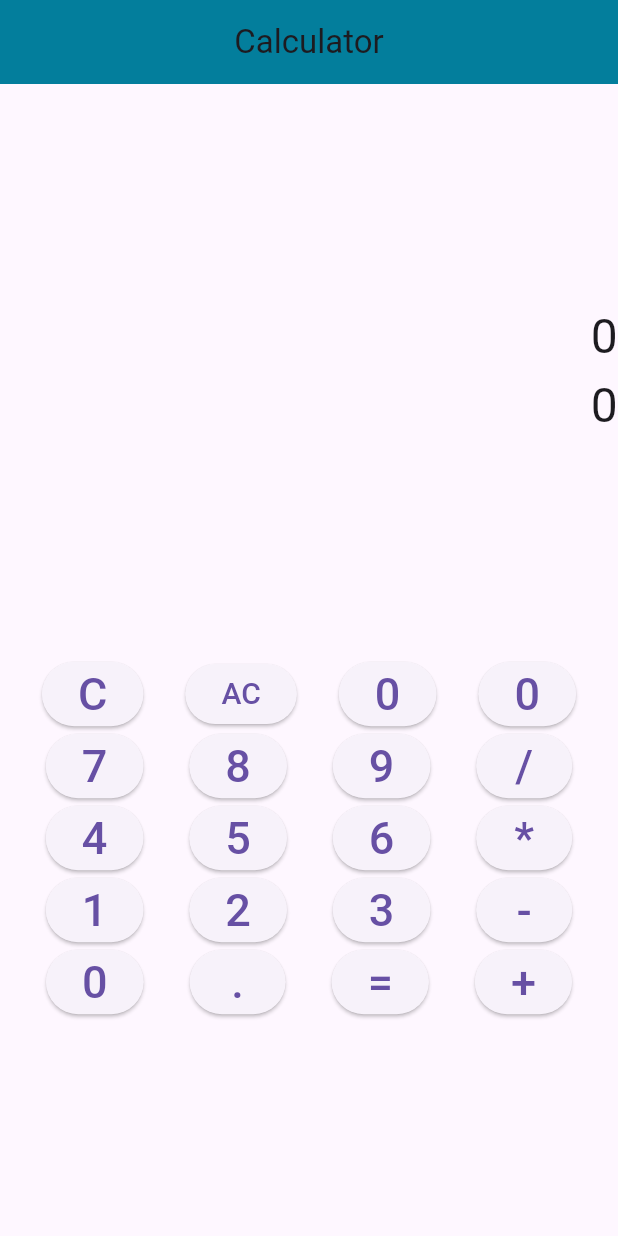
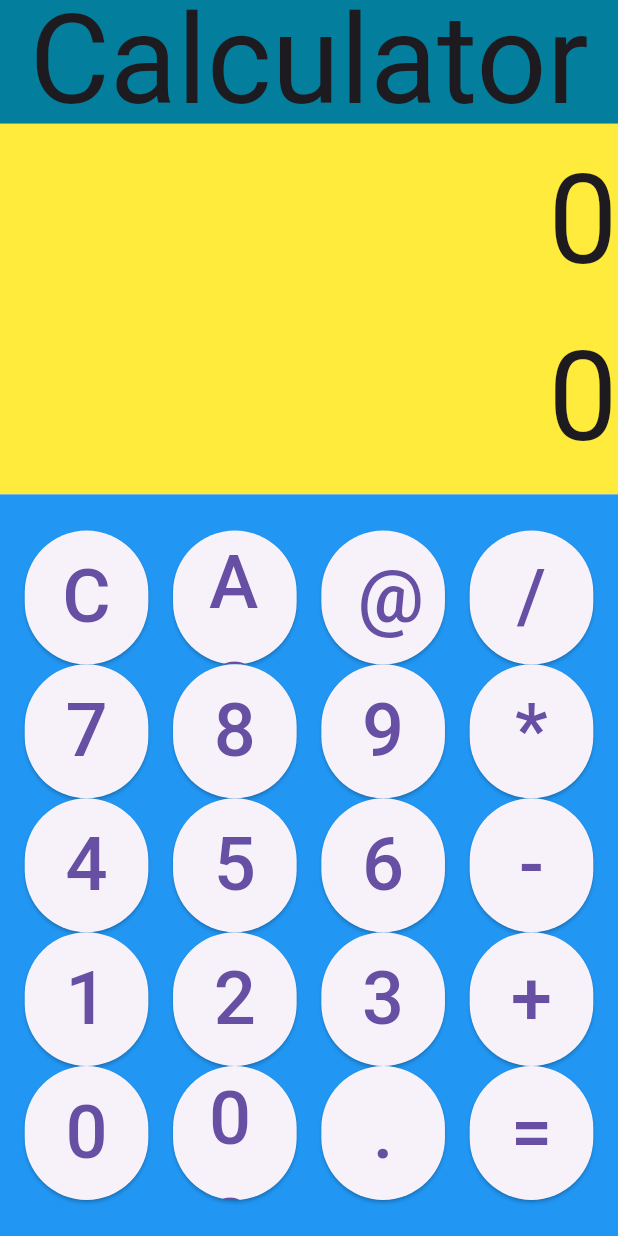
Before and after one commit to Gersho/MobileModule00, a Flutter app: the screen it shows after launch, on a phone screen of 412 x 824 dp. Run offline on Flutter 3.47's test engine with Material 3 defaults, Android fonts, the phone set to English and light mode, and no system bars.

Commit message:
calc skin OK

```diff
--- a/ex02/lib/main.dart
+++ b/ex02/lib/main.dart
@@ -3,158 +3,149 @@ import 'package:flutter/material.dart';
 void main() => runApp(const MyApp());
 
 class MyApp extends StatelessWidget {
-  const MyApp({ super.key });
+  const MyApp({super.key});
   @override
   Widget build(BuildContext context) {
     return const MaterialApp(
       home: CalcApp(),
-
     );
   }
 }
 
-class CalcApp extends StatelessWidget
-{
+
+
+class CalcApp extends StatelessWidget {
   const CalcApp({super.key});
   @override
   Widget build(BuildContext context) {
+
+
+    Size size = MediaQuery.of(context).size;
+
     return Scaffold(
-
         appBar: AppBar(
-        title: const Text("Calculator"),
+          title: Text("Calculator",maxLines: 1,style:  TextStyle(
+                fontSize: size.height * 0.1,
+              )),
           backgroundColor: Color.fromARGB(255, 3, 126, 156),
           centerTitle: true,
+          toolbarHeight: size.height * 0.1,
         ),
-      body: const Column (
+        body: Column(
           mainAxisAlignment: MainAxisAlignment.spaceEvenly,
-        children: [
-          CalcDisplay(),
-          CalcPad()
+          children: [CalcDisplay(),
+
+                     Container(
+
+
+                             color: Colors.blue,
+      height: size.height * 0.60,
+      width: size.width,
+
+                     child: CalcPad())
                     ],
-      )
-    );
+        ));
   }
 }
 
-class CalcPad extends StatelessWidget
-{
+
+class CalcButton extends StatelessWidget {
+  final String btn;
+
+  const CalcButton({
+    required this.btn,
+  });
+
+
+  void displayPressed(String val) {
+    debugPrint(val);
+  }
+
+
+
+  @override
+  Widget build(BuildContext context) {
+
+      Size size = MediaQuery.of(context).size;
+
+
+
+  return  SizedBox(
+  width: size.width / 5,
+  height: (size.height * 0.65) / 6,
+  child: ElevatedButton(
+                  onPressed: () { displayPressed(btn); },
+                  child:  Text(btn, style: TextStyle( fontSize: size.height * 0.06, )),
+                  )
+);
+
+  }
+}
+
+class CalcPad extends StatelessWidget {
   const CalcPad({super.key});
 
-  void displayPressed(String val)
-  {
+  void displayPressed(String val) {
     debugPrint(val);
   }
 
   @override
   Widget build(BuildContext context) {
-
     return Column(
       mainAxisAlignment: MainAxisAlignment.center,
       children: [
-
-
-
         Row(
           mainAxisAlignment: MainAxisAlignment.spaceEvenly,
           children: [
-                  ElevatedButton(  onPressed: () { displayPressed("C"); },
-                  child: const Text('C', style: TextStyle( fontSize: 30, )),),
-
-                  ElevatedButton(  onPressed: () { displayPressed("AC"); },
-                  child: const Text('AC', style: TextStyle( fontSize: 20, )),),
-
-                   ElevatedButton(  onPressed: () { displayPressed(""); },
-                  child: const Text('0', style: TextStyle( fontSize: 30, )),),
-
-                   ElevatedButton(  onPressed: () { displayPressed(""); },
-                  child: const Text('0', style: TextStyle( fontSize: 30, )),)
-
+            CalcButton(btn: "C"),
+            CalcButton(btn: "AC"),
+            CalcButton(btn: "@"),
+            CalcButton(btn: "/"),
           ],
         ),
-
-
-
         Row(
           mainAxisAlignment: MainAxisAlignment.spaceEvenly,
           children: [
-                  ElevatedButton(  onPressed: () { displayPressed("7"); },
-                  child: const Text('7', style: TextStyle( fontSize: 30, )),),
-
-                  ElevatedButton(  onPressed: () { displayPressed("8"); },
-                  child: const Text('8', style: TextStyle( fontSize: 30, )),),
-
-                   ElevatedButton(  onPressed: () { displayPressed("9"); },
-                  child: const Text('9', style: TextStyle( fontSize: 30, )),),
-
-                   ElevatedButton(  onPressed: () { displayPressed("/"); },
-                  child: const Text('/', style: TextStyle( fontSize: 30, )),)
+            CalcButton(btn: "7"),
+            CalcButton(btn: "8"),
+            CalcButton(btn: "9"),
+            CalcButton(btn: "*"),
           ],
         ),
-
-
         Row(
           mainAxisAlignment: MainAxisAlignment.spaceEvenly,
           children: [
-                  ElevatedButton(  onPressed: () { displayPressed("4"); },
-                  child: const Text('4', style: TextStyle( fontSize: 30, )),),
-
-                  ElevatedButton(  onPressed: () { displayPressed("5"); },
-                  child: const Text('5', style: TextStyle( fontSize: 30, )),),
-
-                   ElevatedButton(  onPressed: () { displayPressed("6"); },
-                  child: const Text('6', style: TextStyle( fontSize: 30, )),),
-
-                   ElevatedButton(  onPressed: () { displayPressed("*"); },
-                  child: const Text('*', style: TextStyle( fontSize: 30, )),)
+            CalcButton(btn: "4"),
+            CalcButton(btn: "5"),
+            CalcButton(btn: "6"),
+            CalcButton(btn: "-"),
           ],
         ),
-
-
         Row(
           mainAxisAlignment: MainAxisAlignment.spaceEvenly,
           children: [
-                  ElevatedButton(  onPressed: () { displayPressed("1"); },
-                  child: const Text('1', style: TextStyle( fontSize: 30, )),),
-
-                  ElevatedButton(  onPressed: () { displayPressed("2"); },
-                  child: const Text('2', style: TextStyle( fontSize: 30, )),),
-
-                   ElevatedButton(  onPressed: () { displayPressed("3"); },
-                  child: const Text('3', style: TextStyle( fontSize: 30, )),),
-
-                   ElevatedButton(  onPressed: () { displayPressed("-"); },
-                  child: const Text('-', style: TextStyle( fontSize: 30, )),)
+            CalcButton(btn: "1"),
+            CalcButton(btn: "2"),
+            CalcButton(btn: "3"),
+            CalcButton(btn: "+"),
           ],
         ),
-
-
         Row(
           mainAxisAlignment: MainAxisAlignment.spaceEvenly,
           children: [
-                  ElevatedButton(  onPressed: () { displayPressed("1"); },
-                  child: const Text('0', style: TextStyle( fontSize: 30, )),),
-
-                  ElevatedButton(  onPressed: () { displayPressed("2"); },
-                  child: const Text('.', style: TextStyle( fontSize: 30, )),),
-
-                   ElevatedButton(  onPressed: () { displayPressed("3"); },
-                  child: const Text('=', style: TextStyle( fontSize: 30, )),),
-
-                   ElevatedButton(  onPressed: () { displayPressed("+"); },
-                  child: const Text('+', style: TextStyle( fontSize: 30, )),)
+            CalcButton(btn: "0"),
+            CalcButton(btn: "00"),
+            CalcButton(btn: "."),
+            CalcButton(btn: "="),
           ],
         ),
       ],
     );
-
   }
 }
 
-
-
-
 class CalcDisplay extends StatefulWidget {
-  const CalcDisplay({ super.key });
+  const CalcDisplay({super.key});
   @override
   State<CalcDisplay> createState() => CalcDisplayState();
 }
@@ -162,52 +153,29 @@ class CalcDisplay extends StatefulWidget {
 class CalcDisplayState extends State<CalcDisplay> {
   @override
   Widget build(BuildContext context) {
+    Size size = MediaQuery.of(context).size;
     return Container(
       alignment: Alignment.topRight,
-        child: const Column(
-          mainAxisAlignment: MainAxisAlignment.start,
+      color: Colors.yellow,
+      height: size.height * 0.30,
+      width: size.width,
+      child: Column(
+        mainAxisAlignment: MainAxisAlignment.center,
         children: [
            Text("0",
               maxLines: 1,
               textAlign: TextAlign.right,
-              style: TextStyle(
-                    fontSize: 32,
+              style:  TextStyle(
+                fontSize: size.height * 0.1,
               )),
-
           Text("0",
               maxLines: 1,
               textAlign: TextAlign.right,
               style: TextStyle(
-                    fontSize: 32,
+                fontSize: size.height * 0.1,
               )),
         ],
       ),
     );
   }
 }
-
-
-// class MyHomePage extends StatefulWidget {
-//   const MyHomePage({super.key});
-//   @override
-//   MyHomePageState createState() => MyHomePageState();
-// }
-
-// class MyHomePageState extends State<MyHomePage> {
-//   @override
-//   Widget build(BuildContext context) {
-//     return Scaffold(
-
-//       appBar: AppBar(
-//         title: const Text("Calculator"),
-//         backgroundColor: Color.fromARGB(255, 3, 126, 156),
-//         centerTitle: true,
-//       ),
-
-
-//       body: const CalcDisplay(),
-//     );
-//   }
-
-
-// }
```
Lines whose indentation alone changed are shown as unchanged.
